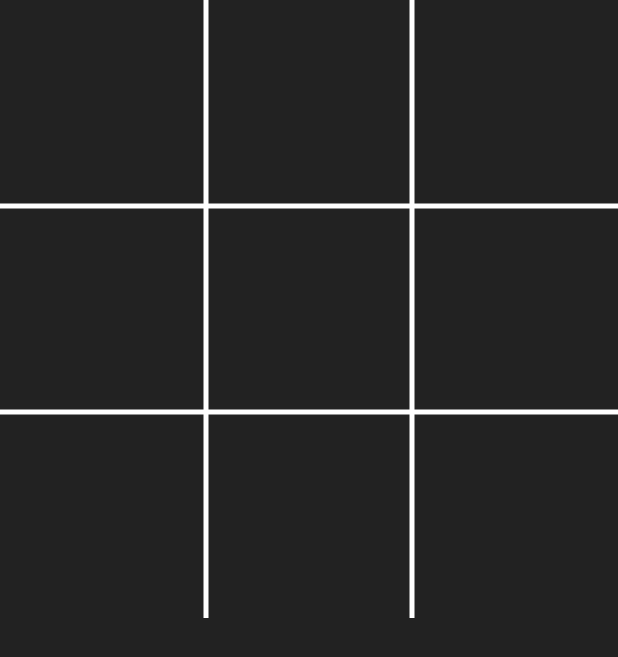
After one commit to prayansh/PlayTen, an Android app: the layout test_activity.xml on its own in the app's theme, with its tools: preview values and no code run, on a phone screen of 412 x 824 dp. The commit adds this screen. Shown: the top 657 px of the screen. Run offline under Robolectric (Android 15) with nearby library versions, the light colour scheme and no system bars.

Commit message:
Implements new custom view

```diff
--- a/app/src/main/AndroidManifest.xml
+++ b/app/src/main/AndroidManifest.xml
@@ -1,6 +1,7 @@
 <?xml version="1.0" encoding="utf-8"?>
 <manifest xmlns:android="http://schemas.android.com/apk/res/android"
     package="com.game.prayansh.ultimatetictactoe">
+
     <uses-permission android:name="android.permission.WRITE_EXTERNAL_STORAGE" />
     <application
         android:name=".MyApplication"
@@ -10,7 +11,7 @@
         android:supportsRtl="true"
         android:theme="@style/AppTheme">
         <activity
-            android:name=".GameActivity"
+            android:name=".TestActivity"
             android:configChanges="orientation|keyboardHidden|screenSize"
             android:label="@string/app_name"
             android:theme="@style/FullscreenTheme">
--- /dev/null
+++ b/app/src/main/java/com/game/prayansh/ultimatetictactoe/ui/BoardView.java
@@ -0,0 +1,200 @@
+/*
+ * Copyright 2016 Prayansh Srivastava
+ *
+ *    Licensed under the Apache License, Version 2.0 (the "License");
+ *    you may not use this file except in compliance with the License.
+ *    You may obtain a copy of the License at
+ *
+ *        http://www.apache.org/licenses/LICENSE-2.0
+ *
+ *    Unless required by applicable law or agreed to in writing, software
+ *    distributed under the License is distributed on an "AS IS" BASIS,
+ *    WITHOUT WARRANTIES OR CONDITIONS OF ANY KIND, either express or implied.
+ *    See the License for the specific language governing permissions and
+ *    limitations under the License.
+ */
+
+package com.game.prayansh.ultimatetictactoe.ui;
+
+import android.content.Context;
+import android.content.res.TypedArray;
+import android.graphics.Canvas;
+import android.graphics.Color;
+import android.graphics.Paint;
+import android.util.AttributeSet;
+import android.util.Log;
+import android.view.View;
+import android.view.ViewGroup;
+
+import com.game.prayansh.ultimatetictactoe.R;
+
+import java.util.List;
+
+/**
+ * Created by Prayansh on 16-06-26.
+ */
+public class BoardView extends ViewGroup {
+
+    private static final String TAG = "BoardViewLog";
+
+
+    private static final int DEFAULT_COL_COUNT = 3;
+
+    private Paint mGridPaint;
+
+    private int type;
+    private int childSize;
+    private int mColumnCount;
+    private int mMaxChildren;
+    private LayoutParams layoutParamsChild;
+
+    public BoardView(Context context) {
+        this(context, null);
+    }
+
+    public BoardView(Context context, AttributeSet attrs) {
+        this(context, attrs, 0);
+    }
+
+    public BoardView(Context context, AttributeSet attrs, int defStyleAttr) {
+        super(context, attrs, defStyleAttr);
+
+        TypedArray a = context.obtainStyledAttributes(attrs, R.styleable.BoardView, 0, defStyleAttr);
+
+        int strokeWidth = a.getDimensionPixelSize(R.styleable.BoardView_separatorWidth, 1);
+        int strokeColor = a.getColor(R.styleable.BoardView_separatorColor, Color.WHITE);
+        mColumnCount = a.getInteger(R.styleable.BoardView_numColumns, DEFAULT_COL_COUNT);
+        mMaxChildren = mColumnCount * mColumnCount;
+        type = a.getInteger(R.styleable.BoardView_type, 0);
+        layoutParamsChild = null;
+        childSize = 0;
+        a.recycle();
+
+        mGridPaint = new Paint(Paint.ANTI_ALIAS_FLAG);
+        mGridPaint.setStyle(Paint.Style.STROKE);
+        mGridPaint.setColor(strokeColor);
+        mGridPaint.setStrokeWidth(strokeWidth);
+    }
+
+    @Override
+    protected void onMeasure(int widthMeasureSpec, int heightMeasureSpec) {
+        int widthSize, heightSize;
+
+        //Get the width based on the measure specs
+        widthSize = getDefaultSize(0, widthMeasureSpec);
+
+        //Get the height based on measure specs
+        heightSize = getDefaultSize(0, heightMeasureSpec);
+
+        int majorDimension = Math.min(widthSize, heightSize);
+        //Measure all child views
+        childSize = majorDimension / mColumnCount;
+        int blockSpec = MeasureSpec.makeMeasureSpec(childSize, MeasureSpec.EXACTLY);
+        measureChildren(blockSpec, blockSpec);
+
+        //MUST call this to save our own dimensions
+        setMeasuredDimension(majorDimension, majorDimension);
+    }
+
+    @Override
+    protected void onLayout(boolean changed, int l, int t, int r, int b) {
+        int row, col, left, top;
+        if (layoutParamsChild == null || changed) {
+            layoutParamsChild = new LayoutParams(childSize, childSize);
+            Log.d(TAG, "Setting LayoutParams : " + childSize);
+        }
+        for (int i = 0; i < getChildCount(); i++) {
+            row = i / mColumnCount;
+            col = i % mColumnCount;
+            View child = getChildAt(i);
+            child.setLayoutParams(layoutParamsChild);
+            left = (int) (col * child.getMeasuredWidth() +  Math.ceil(mGridPaint.getStrokeWidth()));
+            top = (int) (row * child.getMeasuredHeight() +  Math.ceil(mGridPaint.getStrokeWidth()));
+
+            child.layout(left, top, left + child.getMeasuredWidth(), top + child.getMeasuredHeight());
+        }
+    }
+
+    @Override
+    protected void dispatchDraw(Canvas canvas) {
+        //Let the framework do its thing
+        super.dispatchDraw(canvas);
+        //TODO Simplify
+        canvas.drawLine((1 * childSize), (0 * childSize), (1 * childSize), (3 * childSize), mGridPaint);
+        canvas.drawLine((2 * childSize), (0 * childSize), (2 * childSize), (3 * childSize), mGridPaint);
+        canvas.drawLine((0 * childSize), (1 * childSize), (3 * childSize), (1 * childSize), mGridPaint);
+        canvas.drawLine((0 * childSize), (2 * childSize), (3 * childSize), (2 * childSize), mGridPaint);
+    }
+
+    public void addAllViews(List<View> children) {
+        for (View v : children) {
+            addView(v);
+        }
+    }
+
+    @Override
+    public void addView(View child) {
+        if (getChildCount() > mMaxChildren - 1) {
+            throw new IllegalStateException("BoxGridLayout cannot have more than " + mMaxChildren + " direct children");
+        }
+
+        super.addView(child);
+    }
+
+    @Override
+    public void addView(View child, int index) {
+        if (getChildCount() > mMaxChildren - 1) {
+            throw new IllegalStateException("BoxGridLayout cannot have more than " + mMaxChildren + " direct children");
+        }
+
+        super.addView(child, index);
+    }
+
+    @Override
+    public void addView(View child, int index, LayoutParams params) {
+        if (getChildCount() > mMaxChildren - 1) {
+            throw new IllegalStateException("BoxGridLayout cannot have more than " + mMaxChildren + " direct children");
+        }
+
+        super.addView(child, index, params);
+    }
+
+    @Override
+    public void addView(View child, LayoutParams params) {
+        if (getChildCount() > mMaxChildren - 1) {
+            throw new IllegalStateException("BoxGridLayout cannot have more than " + mMaxChildren + " direct children");
+        }
+
+        super.addView(child, params);
+    }
+
+    @Override
+    public void addView(View child, int width, int height) {
+        if (getChildCount() > mMaxChildren - 1) {
+            throw new IllegalStateException("BoxGridLayout cannot have more than " + mMaxChildren + " direct children");
+        }
+
+        super.addView(child, width, height);
+    }
+
+    /**
+     * Set Boarder Paint using #Color.rgb(rr,gg,bb)
+     *
+     * @param paint
+     */
+    public void setBorderPaint(int paint) {
+        mGridPaint.setColor(paint);
+    }
+
+    public int getChildSize() {
+        return childSize;
+    }
+
+    public int getType() {
+        return type;
+    }
+
+    public int getMaxChildren() {
+        return mMaxChildren;
+    }
+}
--- /dev/null
+++ b/app/src/main/res/layout/test_activity.xml
@@ -0,0 +1,30 @@
+<?xml version="1.0" encoding="utf-8"?><!--
+  ~ Copyright 2016 Prayansh Srivastava
+  ~
+  ~    Licensed under the Apache License, Version 2.0 (the "License");
+  ~    you may not use this file except in compliance with the License.
+  ~    You may obtain a copy of the License at
+  ~
+  ~        http://www.apache.org/licenses/LICENSE-2.0
+  ~
+  ~    Unless required by applicable law or agreed to in writing, software
+  ~    distributed under the License is distributed on an "AS IS" BASIS,
+  ~    WITHOUT WARRANTIES OR CONDITIONS OF ANY KIND, either express or implied.
+  ~    See the License for the specific language governing permissions and
+  ~    limitations under the License.
+  -->
+
+<LinearLayout xmlns:android="http://schemas.android.com/apk/res/android"
+    xmlns:custom="http://schemas.android.com/apk/res-auto"
+    android:layout_width="match_parent"
+    android:layout_height="match_parent"
+    android:background="@color/mt_black"
+    android:orientation="vertical">
+
+    <com.game.prayansh.ultimatetictactoe.ui.BoardView
+        android:id="@+id/view2"
+        android:layout_width="match_parent"
+        android:layout_height="match_parent"
+        custom:separatorWidth="3dp"
+        custom:type="1" />
+</LinearLayout>
--- a/app/src/main/res/values/styles.xml
+++ b/app/src/main/res/values/styles.xml
@@ -11,7 +11,7 @@
     <style name="FullscreenTheme" parent="AppTheme">
         <item name="android:actionBarStyle">@style/FullscreenActionBarStyle</item>
         <item name="android:windowActionBarOverlay">true</item>
-        <item name="android:windowBackground">@null</item>
+        <item name="android:windowBackground">@color/white</item>
         <item name="metaButtonBarStyle">?android:attr/buttonBarStyle</item>
         <item name="metaButtonBarButtonStyle">?android:attr/buttonBarButtonStyle</item>
     </style>
--- a/build.gradle
+++ b/build.gradle
@@ -5,7 +5,7 @@ buildscript {
         jcenter()
     }
     dependencies {
-        classpath 'com.android.tools.build:gradle:2.1.0'
+        classpath 'com.android.tools.build:gradle:2.1.2'
 
         // NOTE: Do not place your application dependencies here; they belong
         // in the individual module build.gradle files
```
Also changed, not shown: app/src/main/java/com/game/prayansh/ultimatetictactoe/TestActivity.java (added, +67 -0 lines), app/src/main/java/com/game/prayansh/ultimatetictactoe/ui/CellView.java (added, +98 -0 lines), app/src/main/res/values/attrs.xml (+7 -0 lines), app/src/main/res/drawable/circle.png.
